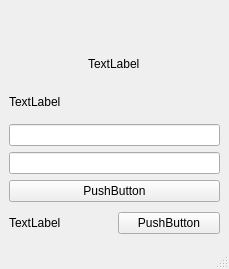
The window that Windows/login_and_registr.ui (tebik44/Demo_test) describes before a commit, drawn with Qt 5.
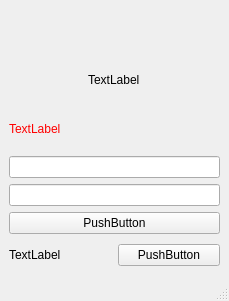
The same window after the commit. Icons and pictures are not drawn.

```diff
--- a/Windows/login_and_registr.ui
+++ b/Windows/login_and_registr.ui
@@ -7,7 +7,7 @@
     <x>0</x>
     <y>0</y>
     <width>229</width>
-    <height>269</height>
+    <height>301</height>
    </rect>
   </property>
   <property name="windowTitle">
@@ -33,6 +33,421 @@
       </item>
       <item>
        <widget class="QLabel" name="label_3">
+        <property name="palette">
+         <palette>
+          <active>
+           <colorrole role="WindowText">
+            <brush brushstyle="SolidPattern">
+             <color alpha="255">
+              <red>255</red>
+              <green>0</green>
+              <blue>0</blue>
+             </color>
+            </brush>
+           </colorrole>
+           <colorrole role="Button">
+            <brush brushstyle="SolidPattern">
+             <color alpha="255">
+              <red>255</red>
+              <green>0</green>
+              <blue>0</blue>
+             </color>
+            </brush>
+           </colorrole>
+           <colorrole role="Light">
+            <brush brushstyle="SolidPattern">
+             <color alpha="255">
+              <red>255</red>
+              <green>127</green>
+              <blue>127</blue>
+             </color>
+            </brush>
+           </colorrole>
+           <colorrole role="Midlight">
+            <brush brushstyle="SolidPattern">
+             <color alpha="255">
+              <red>255</red>
+              <green>63</green>
+              <blue>63</blue>
+             </color>
+            </brush>
+           </colorrole>
+           <colorrole role="Dark">
+            <brush brushstyle="SolidPattern">
+             <color alpha="255">
+              <red>127</red>
+              <green>0</green>
+              <blue>0</blue>
+             </color>
+            </brush>
+           </colorrole>
+           <colorrole role="Mid">
+            <brush brushstyle="SolidPattern">
+             <color alpha="255">
+              <red>170</red>
+              <green>0</green>
+              <blue>0</blue>
+             </color>
+            </brush>
+           </colorrole>
+           <colorrole role="Text">
+            <brush brushstyle="SolidPattern">
+             <color alpha="255">
+              <red>0</red>
+              <green>0</green>
+              <blue>0</blue>
+             </color>
+            </brush>
+           </colorrole>
+           <colorrole role="BrightText">
+            <brush brushstyle="SolidPattern">
+             <color alpha="255">
+              <red>255</red>
+              <green>255</green>
+              <blue>255</blue>
+             </color>
+            </brush>
+           </colorrole>
+           <colorrole role="ButtonText">
+            <brush brushstyle="SolidPattern">
+             <color alpha="255">
+              <red>0</red>
+              <green>0</green>
+              <blue>0</blue>
+             </color>
+            </brush>
+           </colorrole>
+           <colorrole role="Base">
+            <brush brushstyle="SolidPattern">
+             <color alpha="255">
+              <red>255</red>
+              <green>255</green>
+              <blue>255</blue>
+             </color>
+            </brush>
+           </colorrole>
+           <colorrole role="Window">
+            <brush brushstyle="SolidPattern">
+             <color alpha="255">
+              <red>255</red>
+              <green>0</green>
+              <blue>0</blue>
+             </color>
+            </brush>
+           </colorrole>
+           <colorrole role="Shadow">
+            <brush brushstyle="SolidPattern">
+             <color alpha="255">
+              <red>0</red>
+              <green>0</green>
+              <blue>0</blue>
+             </color>
+            </brush>
+           </colorrole>
+           <colorrole role="AlternateBase">
+            <brush brushstyle="SolidPattern">
+             <color alpha="255">
+              <red>255</red>
+              <green>127</green>
+              <blue>127</blue>
+             </color>
+            </brush>
+           </colorrole>
+           <colorrole role="ToolTipBase">
+            <brush brushstyle="SolidPattern">
+             <color alpha="255">
+              <red>255</red>
+              <green>255</green>
+              <blue>220</blue>
+             </color>
+            </brush>
+           </colorrole>
+           <colorrole role="ToolTipText">
+            <brush brushstyle="SolidPattern">
+             <color alpha="255">
+              <red>0</red>
+              <green>0</green>
+              <blue>0</blue>
+             </color>
+            </brush>
+           </colorrole>
+          </active>
+          <inactive>
+           <colorrole role="WindowText">
+            <brush brushstyle="SolidPattern">
+             <color alpha="255">
+              <red>255</red>
+              <green>0</green>
+              <blue>0</blue>
+             </color>
+            </brush>
+           </colorrole>
+           <colorrole role="Button">
+            <brush brushstyle="SolidPattern">
+             <color alpha="255">
+              <red>255</red>
+              <green>0</green>
+              <blue>0</blue>
+             </color>
+            </brush>
+           </colorrole>
+           <colorrole role="Light">
+            <brush brushstyle="SolidPattern">
+             <color alpha="255">
+              <red>255</red>
+              <green>127</green>
+              <blue>127</blue>
+             </color>
+            </brush>
+           </colorrole>
+           <colorrole role="Midlight">
+            <brush brushstyle="SolidPattern">
+             <color alpha="255">
+              <red>255</red>
+              <green>63</green>
+              <blue>63</blue>
+             </color>
+            </brush>
+           </colorrole>
+           <colorrole role="Dark">
+            <brush brushstyle="SolidPattern">
+             <color alpha="255">
+              <red>127</red>
+              <green>0</green>
+              <blue>0</blue>
+             </color>
+            </brush>
+           </colorrole>
+           <colorrole role="Mid">
+            <brush brushstyle="SolidPattern">
+             <color alpha="255">
+              <red>170</red>
+              <green>0</green>
+              <blue>0</blue>
+             </color>
+            </brush>
+           </colorrole>
+           <colorrole role="Text">
+            <brush brushstyle="SolidPattern">
+             <color alpha="255">
+              <red>0</red>
+              <green>0</green>
+              <blue>0</blue>
+             </color>
+            </brush>
+           </colorrole>
+           <colorrole role="BrightText">
+            <brush brushstyle="SolidPattern">
+             <color alpha="255">
+              <red>255</red>
+              <green>255</green>
+              <blue>255</blue>
+             </color>
+            </brush>
+           </colorrole>
+           <colorrole role="ButtonText">
+            <brush brushstyle="SolidPattern">
+             <color alpha="255">
+              <red>0</red>
+              <green>0</green>
+              <blue>0</blue>
+             </color>
+            </brush>
+           </colorrole>
+           <colorrole role="Base">
+            <brush brushstyle="SolidPattern">
+             <color alpha="255">
+              <red>255</red>
+              <green>255</green>
+              <blue>255</blue>
+             </color>
+            </brush>
+           </colorrole>
+           <colorrole role="Window">
+            <brush brushstyle="SolidPattern">
+             <color alpha="255">
+              <red>255</red>
+              <green>0</green>
+              <blue>0</blue>
+             </color>
+            </brush>
+           </colorrole>
+           <colorrole role="Shadow">
+            <brush brushstyle="SolidPattern">
+             <color alpha="255">
+              <red>0</red>
+              <green>0</green>
+              <blue>0</blue>
+             </color>
+            </brush>
+           </colorrole>
+           <colorrole role="AlternateBase">
+            <brush brushstyle="SolidPattern">
+             <color alpha="255">
+              <red>255</red>
+              <green>127</green>
+              <blue>127</blue>
+             </color>
+            </brush>
+           </colorrole>
+           <colorrole role="ToolTipBase">
+            <brush brushstyle="SolidPattern">
+             <color alpha="255">
+              <red>255</red>
+              <green>255</green>
+              <blue>220</blue>
+             </color>
+            </brush>
+           </colorrole>
+           <colorrole role="ToolTipText">
+            <brush brushstyle="SolidPattern">
+             <color alpha="255">
+              <red>0</red>
+              <green>0</green>
+              <blue>0</blue>
+             </color>
+            </brush>
+           </colorrole>
+          </inactive>
+          <disabled>
+           <colorrole role="WindowText">
+            <brush brushstyle="SolidPattern">
+             <color alpha="255">
+              <red>127</red>
+              <green>0</green>
+              <blue>0</blue>
+             </color>
+            </brush>
+           </colorrole>
+           <colorrole role="Button">
+            <brush brushstyle="SolidPattern">
+             <color alpha="255">
+              <red>255</red>
+              <green>0</green>
+              <blue>0</blue>
+             </color>
+            </brush>
+           </colorrole>
+           <colorrole role="Light">
+            <brush brushstyle="SolidPattern">
+             <color alpha="255">
+              <red>255</red>
+              <green>127</green>
+              <blue>127</blue>
+             </color>
+            </brush>
+           </colorrole>
+           <colorrole role="Midlight">
+            <brush brushstyle="SolidPattern">
+             <color alpha="255">
+              <red>255</red>
+              <green>63</green>
+              <blue>63</blue>
+             </color>
+            </brush>
+           </colorrole>
+           <colorrole role="Dark">
+            <brush brushstyle="SolidPattern">
+             <color alpha="255">
+              <red>127</red>
+              <green>0</green>
+              <blue>0</blue>
+             </color>
+            </brush>
+           </colorrole>
+           <colorrole role="Mid">
+            <brush brushstyle="SolidPattern">
+             <color alpha="255">
+              <red>170</red>
+              <green>0</green>
+              <blue>0</blue>
+             </color>
+            </brush>
+           </colorrole>
+           <colorrole role="Text">
+            <brush brushstyle="SolidPattern">
+             <color alpha="255">
+              <red>127</red>
+              <green>0</green>
+              <blue>0</blue>
+             </color>
+            </brush>
+           </colorrole>
+           <colorrole role="BrightText">
+            <brush brushstyle="SolidPattern">
+             <color alpha="255">
+              <red>255</red>
+              <green>255</green>
+              <blue>255</blue>
+             </color>
+            </brush>
+           </colorrole>
+           <colorrole role="ButtonText">
+            <brush brushstyle="SolidPattern">
+             <color alpha="255">
+              <red>127</red>
+              <green>0</green>
+              <blue>0</blue>
+             </color>
+            </brush>
+           </colorrole>
+           <colorrole role="Base">
+            <brush brushstyle="SolidPattern">
+             <color alpha="255">
+              <red>255</red>
+              <green>0</green>
+              <blue>0</blue>
+             </color>
+            </brush>
+           </colorrole>
+           <colorrole role="Window">
+            <brush brushstyle="SolidPattern">
+             <color alpha="255">
+              <red>255</red>
+              <green>0</green>
+              <blue>0</blue>
+             </color>
+            </brush>
+           </colorrole>
+           <colorrole role="Shadow">
+            <brush brushstyle="SolidPattern">
+             <color alpha="255">
+              <red>0</red>
+              <green>0</green>
+              <blue>0</blue>
+             </color>
+            </brush>
+           </colorrole>
+           <colorrole role="AlternateBase">
+            <brush brushstyle="SolidPattern">
+             <color alpha="255">
+              <red>255</red>
+              <green>0</green>
+              <blue>0</blue>
+             </color>
+            </brush>
+           </colorrole>
+           <colorrole role="ToolTipBase">
+            <brush brushstyle="SolidPattern">
+             <color alpha="255">
+              <red>255</red>
+              <green>255</green>
+              <blue>220</blue>
+             </color>
+            </brush>
+           </colorrole>
+           <colorrole role="ToolTipText">
+            <brush brushstyle="SolidPattern">
+             <color alpha="255">
+              <red>0</red>
+              <green>0</green>
+              <blue>0</blue>
+             </color>
+            </brush>
+           </colorrole>
+          </disabled>
+         </palette>
+        </property>
         <property name="text">
          <string>TextLabel</string>
         </property>
```
